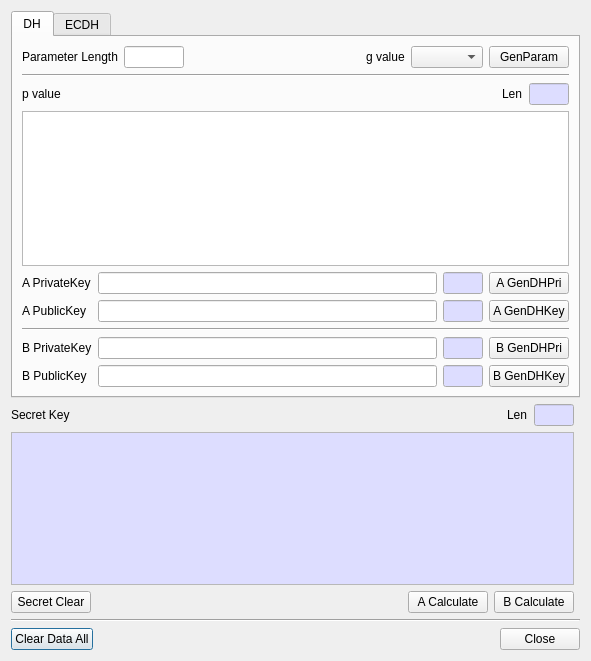
This is BerEditor/key_agree_dlg.ui in jykim74/BerEditor as Qt 5 draws it before an edit. The edited form follows.
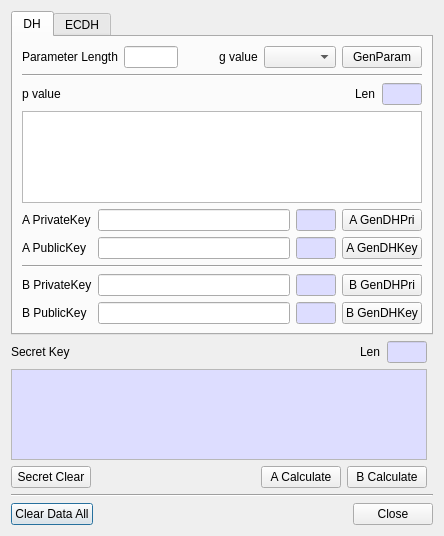
This is the edited form. The open tabs and pages were chosen to show the change.

```diff
--- a/BerEditor/key_agree_dlg.ui
+++ b/BerEditor/key_agree_dlg.ui
@@ -6,8 +6,8 @@
    <rect>
     <x>0</x>
     <y>0</y>
-    <width>591</width>
-    <height>661</height>
+    <width>442</width>
+    <height>536</height>
    </rect>
   </property>
   <property name="windowTitle">
@@ -486,7 +486,14 @@
         </layout>
        </item>
        <item row="3" column="0" colspan="4">
-        <widget class="QPlainTextEdit" name="mPText"/>
+        <widget class="QPlainTextEdit" name="mPText">
+         <property name="minimumSize">
+          <size>
+           <width>400</width>
+           <height>0</height>
+          </size>
+         </property>
+        </widget>
        </item>
        <item row="5" column="2">
         <widget class="QLineEdit" name="mAPublicKeyLenText">
```
Left out of the diff: 2 changed lines with no effect on the pictures.
